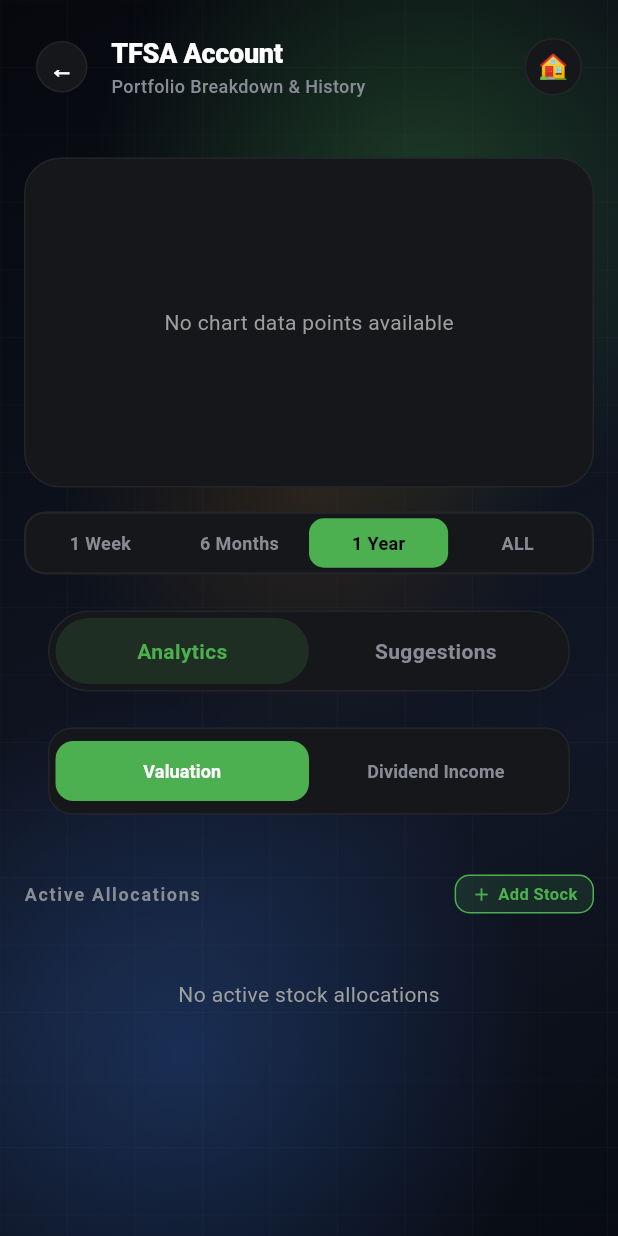
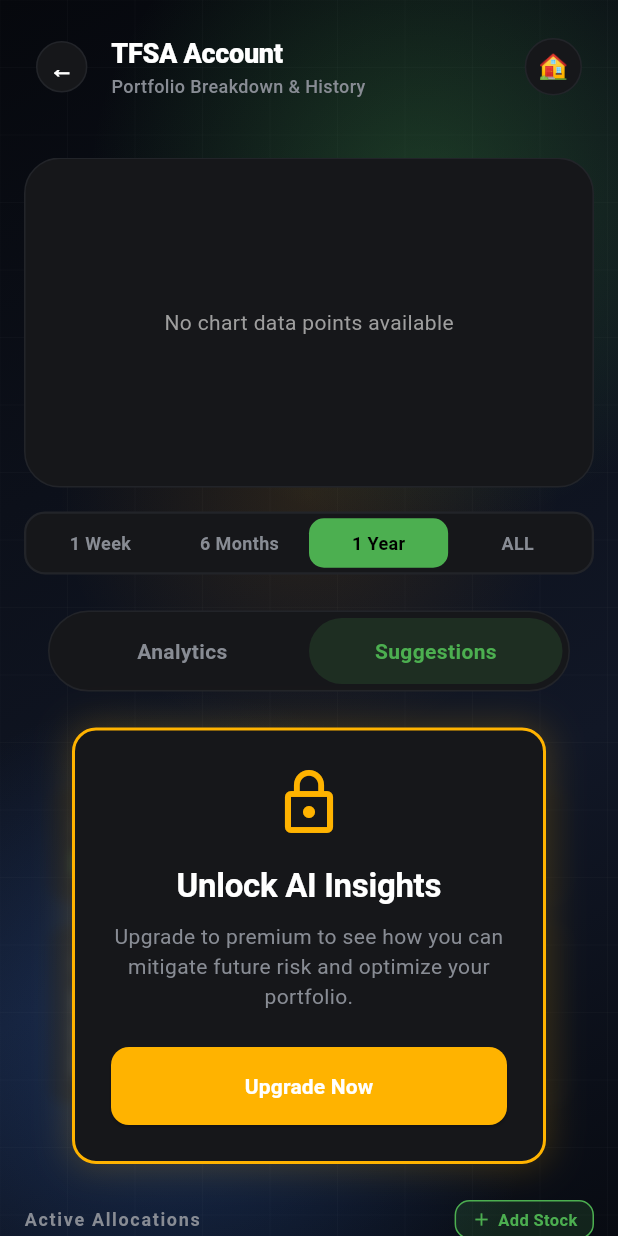
Before and after one commit to rashid0531/StockTracker, a Flutter app: the ProfileView screen opened directly with empty values, on a phone screen of 412 x 824 dp. Run offline on Flutter 3.47's test engine with Material 3 defaults, Android fonts, the phone set to English and light mode, and no system bars; our stand-ins replace go_router, shared_preferences; accounts and stored records are empty.

Commit message:
fix: actually remove pieContent from profile_view.dart

```diff
--- a/frontend/lib/ui/features/profile/profile_view.dart
+++ b/frontend/lib/ui/features/profile/profile_view.dart
@@ -519,50 +519,6 @@ class _ProfileViewState extends State<ProfileView> {
       divItems[i].color = _donutColors[(i + 4) % _donutColors.length];
     }
 
-    final isValuation = _viewModel.chartMode == "VALUATION";
-
-    Widget pieContent = Column(
-      children: [
-        _buildModeToggle(theme, subtitleText: false),
-        const SizedBox(height: 16),
-        if (isValuation) ...[
-          if (stockItems.isNotEmpty)
-            GridDonutCard(
-              items: stockItems,
-              title: "Stock Weight",
-              subtitle: "${stockItems.length} Assets",
-              centerLabel: "Stocks",
-              onPress: () => context.push(
-                "/analysis?id=${widget.profileId}&type=stock",
-              ),
-            ),
-          if (sectorItems.isNotEmpty) ...[
-            const SizedBox(height: 16),
-            GridDonutCard(
-              items: sectorItems,
-              title: "Sector Weight",
-              subtitle: "${sectorItems.length} Sectors",
-              centerLabel: "Sectors",
-              onPress: () => context.push(
-                "/analysis?id=${widget.profileId}&type=sector",
-              ),
-            ),
-          ]
-        ] else ...[
-          if (divItems.isNotEmpty)
-            GridDonutCard(
-              items: divItems,
-              title: "Dividend Contribution",
-              subtitle: "${divItems.length} Payers",
-              centerLabel: "Dividends",
-              onPress: () => context.push(
-                "/analysis?id=${widget.profileId}&type=dividend",
-              ),
-            ),
-        ]
-      ],
-    );
-
     return ListView(
       children: [
         // Touch Interactive History Line Chart
@@ -573,7 +529,7 @@ class _ProfileViewState extends State<ProfileView> {
         _buildIntervalSelector(theme),
         const SizedBox(height: 24),
 
-        // Custom Toggles
+        // Action Buttons
         Container(
           margin: const EdgeInsets.symmetric(horizontal: 16),
           padding: const EdgeInsets.all(4),
@@ -585,27 +541,31 @@ class _ProfileViewState extends State<ProfileView> {
           child: Row(
             children: [
               Expanded(
-                child: _buildPillToggle("Analytics", "ANALYTICS", theme),
+                child: _buildActionButton(
+                  "Analytics",
+                  () => context.push('/profile/${widget.profileId}/analytics'),
+                  false,
+                  theme,
+                ),
               ),
               Expanded(
-                child: _buildPillToggle("Suggestions", "SUGGESTIONS", theme),
+                child: _buildActionButton(
+                  "Suggestions",
+                  () {}, // Always active below
+                  true,
+                  theme,
+                ),
               ),
             ],
           ),
         ),
         const SizedBox(height: 24),
 
-        // Expanded Bottom Content
-        if (_viewModel.activeTab == "ANALYTICS")
-          Padding(
-            padding: const EdgeInsets.symmetric(horizontal: 16),
-            child: pieContent,
-          )
-        else
-          Padding(
-            padding: const EdgeInsets.symmetric(horizontal: 16),
-            child: AiSuggestionsView(profileId: widget.profileId, theme: theme),
-          ),
+        // Suggestions Content Always Shown
+        Padding(
+          padding: const EdgeInsets.symmetric(horizontal: 16),
+          child: AiSuggestionsView(profileId: widget.profileId, theme: theme),
+        ),
         const SizedBox(height: 24),
 
         // Holdings listings header
@@ -780,10 +740,9 @@ class _ProfileViewState extends State<ProfileView> {
     );
   }
 
-  Widget _buildPillToggle(String label, String tabKey, ThemeProvider theme) {
-    final isActive = _viewModel.activeTab == tabKey;
+  Widget _buildActionButton(String label, VoidCallback onTap, bool isActive, ThemeProvider theme) {
     return InkWell(
-      onTap: () => _viewModel.setActiveTab(tabKey),
+      onTap: onTap,
       borderRadius: BorderRadius.circular(24),
       child: Container(
         padding: const EdgeInsets.symmetric(vertical: 12),
@@ -991,8 +950,6 @@ class _ProfileViewState extends State<ProfileView> {
       },
     );
   }
-
-
 
   Widget _buildModeToggle(ThemeProvider theme, {bool subtitleText = false}) {
     final isValuation = _viewModel.chartMode == "VALUATION";
```
